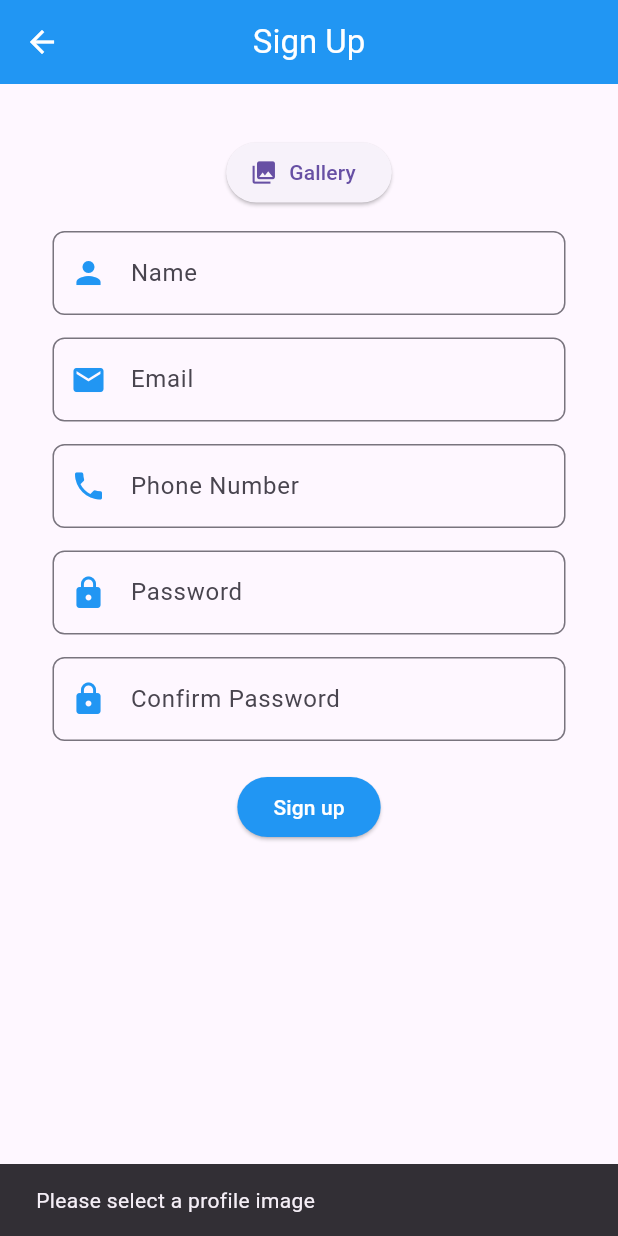
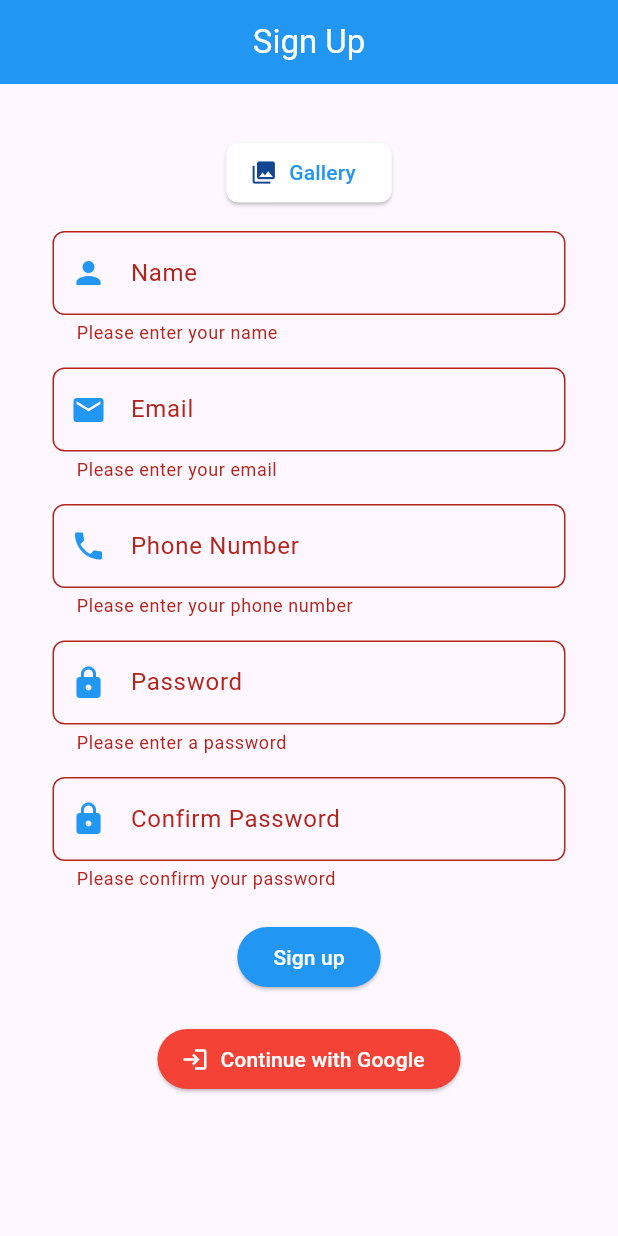
Before and after one commit to asimmughal876/CitiGuide-App, a Flutter app: the SignUp screen opened directly, after a tap on "Sign up", on a phone screen of 412 x 824 dp. Run offline on Flutter 3.47's test engine with Material 3 defaults, Android fonts, the phone set to English and light mode, and no system bars; our stand-ins replace firebase_auth, firebase_core, firebase_database, google_sign_in, image_picker, shared_preferences; missing offline and left inert: cloudinary_public; accounts and stored records are empty; network calls fail.

Commit message:
sign-up with google functionality added

```diff
--- a/lib/login.dart
+++ b/lib/login.dart
@@ -2,7 +2,7 @@ import 'package:flutter/material.dart';
 import 'package:shared_preferences/shared_preferences.dart';
 import 'package:firebase_auth/firebase_auth.dart';
 import 'package:citi_guide_app/profile_page.dart';
-import 'package:citi_guide_app/admin_dashboard.dart';  // Make sure to import AdminDashboard page
+import 'package:citi_guide_app/admin_dashboard.dart';
 
 class Login extends StatefulWidget {
   const Login({Key? key}) : super(key: key);
@@ -17,14 +17,15 @@ class _LoginState extends State<Login> {
 
   Future<void> login(BuildContext context) async {
     try {
-      // Try to sign in with email and password
+      // sign in with email and password
       UserCredential user = await FirebaseAuth.instance.signInWithEmailAndPassword(
         email: emailController.text,
         password: passwordController.text,
       );
-
+      SharedPreferences storage = await SharedPreferences.getInstance();
+      await storage.setString("user", user.user!.uid);
       // Check if the logged-in user is the admin
-      if (user.user!.email == 'Admin@gmail.com') {
+      if (user.user!.email == 'admin@gmail.com') {
         // If admin, navigate to Admin Dashboard
         Navigator.pushReplacement(
           context,
@@ -39,8 +40,7 @@ class _LoginState extends State<Login> {
       }
 
       // Save the user ID in SharedPreferences
-      SharedPreferences storage = await SharedPreferences.getInstance();
-      await storage.setString("user", user.user!.uid);
+
     } catch (e) {
       ScaffoldMessenger.of(context).showSnackBar(
         SnackBar(content: Text("Error: $e")),
--- a/lib/main.dart
+++ b/lib/main.dart
@@ -30,7 +30,7 @@
         //   backgroundColor: const Color.fromARGB(255, 244, 65, 83), // AppBar background color
         // ),
 
-        body: const Login(),
+        body: const SignUp(),
       ),
     );
   }
--- a/lib/sign-up.dart
+++ b/lib/sign-up.dart
@@ -8,6 +8,7 @@ import 'package:firebase_database/firebase_database.dart';
 import 'package:firebase_auth/firebase_auth.dart';
 import 'package:cloudinary_public/cloudinary_public.dart';
 import 'package:citi_guide_app/profile_page.dart';
+import 'package:google_sign_in/google_sign_in.dart';
 
 class SignUp extends StatefulWidget {
   const SignUp({Key? key}) : super(key: key);
@@ -17,6 +18,7 @@ class SignUp extends StatefulWidget {
 }
 
 class _SignUpState extends State<SignUp> {
+
   // Controllers
   final TextEditingController nameController = TextEditingController();
   final TextEditingController emailController = TextEditingController();
@@ -36,7 +38,18 @@ class _SignUpState extends State<SignUp> {
   String? _imageUrl;
   bool _isUploading = false;
 
+  final _formKey = GlobalKey<FormState>(); // Added global key for form validation
+
+  // Google Sign-In setup
+  final GoogleSignIn _googleSignIn = GoogleSignIn(
+    clientId: '163196966457-rug057tbccdobo1uvj2oeeq0al3qlo53.apps.googleusercontent.com',  // Replace with your Web Client ID from Firebase console
+  );
+
   Future<void> register(BuildContext context) async {
+    if (!_formKey.currentState!.validate()) {
+      return; // If form is not valid, return without registering
+    }
+
     try {
       if (passwordController.text != confirmPasswordController.text) {
         ScaffoldMessenger.of(context).showSnackBar(
@@ -90,6 +103,61 @@ class _SignUpState extends State<SignUp> {
       );
     } finally {
       setState(() => _isUploading = false);
+    }
+  }
+
+  // Google Sign-In method
+  Future<void> _googleSignInMethod() async {
+    try {
+      // Start Google sign-in process
+      final GoogleSignInAccount? googleUser = await _googleSignIn.signIn();
+      if (googleUser == null) {
+        return; // User canceled the sign-in process
+      }
+
+      // Obtain the Google authentication details
+      final GoogleSignInAuthentication googleAuth = await googleUser.authentication;
+
+      // Create a new credential for Firebase Authentication
+      final OAuthCredential credential = GoogleAuthProvider.credential(
+        accessToken: googleAuth.accessToken,
+        idToken: googleAuth.idToken,
+      );
+
+      // Sign in to Firebase with the Google credential
+      UserCredential userCredential = await FirebaseAuth.instance.signInWithCredential(credential);
+
+      // Get user details
+      User? user = userCredential.user;
+
+      // Check if the user exists in the database, else create a new user
+      if (user != null) {
+        final userData = {
+          'name': user.displayName ?? 'No Name',
+          'email': user.email ?? 'No Email',
+          'phone': 'Not Provided',
+          'imageUrl': user.photoURL ?? 'No Photo',
+        };
+        await _usersRef.child(user.uid).set(userData);
+
+        // Save user data to SharedPreferences
+        SharedPreferences storage = await SharedPreferences.getInstance();
+        await storage.setString("user", user.uid);
+        await storage.setString("name", user.displayName ?? 'No Name');
+        await storage.setString("email", user.email ?? 'No Email');
+        await storage.setString("phone", 'Not Provided');
+        await storage.setString("imageUrl", user.photoURL ?? 'No Photo');
+
+        // Navigate to Profile Page
+        Navigator.pushReplacement(
+          context,
+          MaterialPageRoute(builder: (context) => ProfilePage()),
+        );
+      }
+    } catch (e) {
+      ScaffoldMessenger.of(context).showSnackBar(
+        SnackBar(content: Text("Google Sign-In Error: $e")),
+      );
     }
   }
 
@@ -154,6 +222,8 @@ class _SignUpState extends State<SignUp> {
       ),
       body: SingleChildScrollView(
         padding: const EdgeInsets.all(35.0),
+        child: Form( // Wrap the entire form in a Form widget
+          key: _formKey, // Attach form key for validation
           child: Column(
             children: [
               // Image preview
@@ -168,21 +238,63 @@ class _SignUpState extends State<SignUp> {
                 children: [
                  ElevatedButton.icon(
   onPressed: () => _pickImage(ImageSource.gallery),
-                  icon: const Icon(Icons.photo_library),
-                  label: const Text('Gallery'),
+  icon: Icon(
+    Icons.photo_library,
+    color: const Color.fromARGB(255, 19, 70, 146), // Set the icon color
   ),
+  label: Text(
+    'Gallery',
+    style: TextStyle(color: Colors.blue), // Set the text color
+  ),
+  style: ElevatedButton.styleFrom(
+    backgroundColor: Colors.white, // Set the background color of the button
+    foregroundColor: Colors.blue, // Set the text/icon color when not pressed
+    shape: RoundedRectangleBorder(
+      borderRadius: BorderRadius.circular(8.0),
+    ),
+  ),
+)
+
                 ],
               ),
               const SizedBox(height: 15),
-            _buildTextField(nameController, 'Name', Icons.person),
+              _buildTextField(nameController, 'Name', Icons.person, (value) {
+                if (value == null || value.isEmpty) {
+                  return 'Please enter your name';
+                }
+                return null;
+              }),
               const SizedBox(height: 15),
-            _buildTextField(emailController, 'Email', Icons.email),
+              _buildTextField(emailController, 'Email', Icons.email, (value) {
+                if (value == null || value.isEmpty) {
+                  return 'Please enter your email';
+                }
+                return null;
+              }),
               const SizedBox(height: 15),
-            _buildTextField(phoneController, 'Phone Number', Icons.phone),
+              _buildTextField(phoneController, 'Phone Number', Icons.phone, (value) {
+                if (value == null || value.isEmpty) {
+                  return 'Please enter your phone number';
+                }
+                return null;
+              }),
               const SizedBox(height: 15),
-            _buildTextField(passwordController, 'Password', Icons.lock, isPassword: true),
+              _buildTextField(passwordController, 'Password', Icons.lock, (value) {
+                if (value == null || value.isEmpty) {
+                  return 'Please enter a password';
+                }
+                return null;
+              }, isPassword: true),
               const SizedBox(height: 15),
-            _buildTextField(confirmPasswordController, 'Confirm Password', Icons.lock, isPassword: true),
+              _buildTextField(confirmPasswordController, 'Confirm Password', Icons.lock, (value) {
+                if (value == null || value.isEmpty) {
+                  return 'Please confirm your password';
+                }
+                if (value != passwordController.text) {
+                  return 'Passwords do not match';
+                }
+                return null;
+              }, isPassword: true),
               const SizedBox(height: 20),
               ElevatedButton(
                 onPressed: _isUploading ? null : () => register(context),
@@ -194,13 +306,24 @@ class _SignUpState extends State<SignUp> {
                   foregroundColor: Colors.white,
                 ),
               ),
+              const SizedBox(height: 20),
+              ElevatedButton.icon(
+                onPressed: _googleSignInMethod,
+                icon: const Icon(Icons.login),
+                label: const Text('Continue with Google'),
+                style: ElevatedButton.styleFrom(
+                  backgroundColor: Colors.red, // Google color
+                  foregroundColor: Colors.white,
+                ),
+              ),
             ],
+          ),
         ),
       ),
     );
   }
 
-  Widget _buildTextField(TextEditingController controller, String label, IconData icon, {bool isPassword = false}) {
+  Widget _buildTextField(TextEditingController controller, String label, IconData icon, String? Function(String?) validator, {bool isPassword = false}) {
     return TextFormField(
       controller: controller,
       obscureText: isPassword,
@@ -210,6 +333,7 @@ class _SignUpState extends State<SignUp> {
         hintText: label,
         border: OutlineInputBorder(borderRadius: BorderRadius.circular(8.0)),
       ),
+      validator: validator,
     );
   }
 }
```
Also changed, not shown: lib/profile_page.dart (+25 -6 lines), 2 other files. Lines whose indentation alone changed are shown as unchanged.
